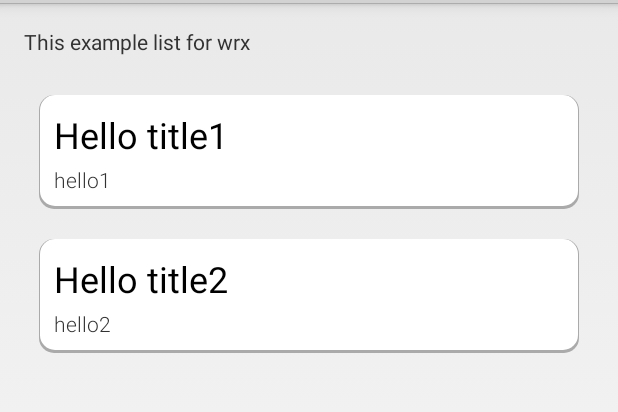
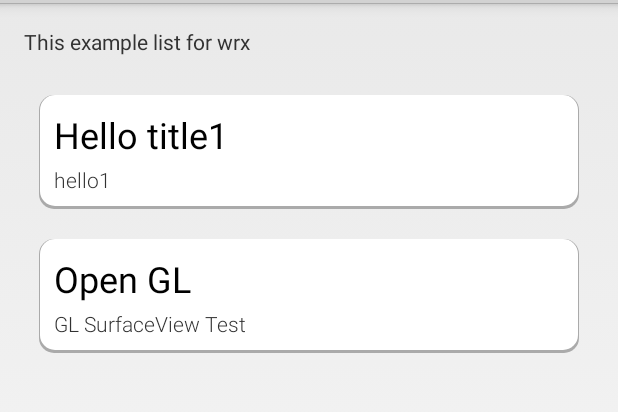
Before and after one commit to wuruixiong/MyTestDemoList, an Android app: the screen it shows after launch (MainActivity), on a phone screen of 412 x 824 dp, the part 69-481 px from its top. Run offline under Robolectric (Android 15) with nearby library versions, the phone set to English and light mode, and no system bars.

Commit message:
add gl test

```diff
--- a/app/src/main/java/com/wrx/mytest/MainActivity.java
+++ b/app/src/main/java/com/wrx/mytest/MainActivity.java
@@ -13,9 +13,6 @@ import android.widget.GridView;
 import android.widget.TextView;
 
 
-/**
- * A simple launcher activity offering access to the individual samples in this project.
- */
 public class MainActivity extends Activity implements AdapterView.OnItemClickListener {
     private Sample[] mSamples;
     private GridView mGridView;
@@ -27,10 +24,9 @@ public class MainActivity extends Activity implements AdapterView.OnItemClickLis
         // Prepare list of samples in this dashboard.
         mSamples = new Sample[]{
                 new Sample("Hello title1", "hello1",
-                        TestActivity1.class),
-                new Sample("Hello title2", "hello2",
-                        TestActivity2.class),
-
+                        TestActivity.class),
+                new Sample("Open GL", "GL SurfaceView Test",
+                        GLSurActivity.class),
         };
 
         // Prepare the GridView
--- a/app/src/main/java/com/wrx/mytest/TestActivity2.java
+++ b/app/src/main/java/com/wrx/mytest/TestActivity.java
@@ -8,13 +8,13 @@ import android.widget.TextView;
  * Created by Administrator on 2017/5/5.
  */
 
-public class TestActivity2 extends Activity{
+public class TestActivity extends Activity{
 
     @Override
     protected void onCreate(Bundle savedInstanceState) {
         super.onCreate(savedInstanceState);
         TextView textView = new TextView(this);
-        textView.setText("Hello2");
+        textView.setText("Hello Test");
         setContentView(textView);
     }
 
--- a/app/src/main/res/layout/activity_main.xml
+++ b/app/src/main/res/layout/activity_main.xml
@@ -1,19 +1,3 @@
-<!--
-  Copyright 2013 The Android Open Source Project
-
-  Licensed under the Apache License, Version 2.0 (the "License");
-  you may not use this file except in compliance with the License.
-  You may obtain a copy of the License at
-
-      http://www.apache.org/licenses/LICENSE-2.0
-
-  Unless required by applicable law or agreed to in writing, software
-  distributed under the License is distributed on an "AS IS" BASIS,
-  WITHOUT WARRANTIES OR CONDITIONS OF ANY KIND, either express or implied.
-  See the License for the specific language governing permissions and
-  limitations under the License.
-  -->
-
 <LinearLayout xmlns:android="http://schemas.android.com/apk/res/android"
     android:layout_width="match_parent"
     android:layout_height="match_parent"
```
Also changed, not shown: app/src/main/AndroidManifest.xml (+9 -2 lines), app/src/main/java/com/wrx/mytest/GLSurActivity.java (added, +19 -0 lines), app/src/main/java/com/wrx/mytest/TestActivity1.java (deleted, +0 -21 lines), app/src/main/java/com/wrx/mytest/view/MyGLRenderer.java (added, +57 -0 lines), app/src/main/java/com/wrx/mytest/view/MyGLSurfaceView.java (added, +31 -0 lines), app/src/main/java/com/wrx/mytest/view/Triangle.java (added, +106 -0 lines), app/src/main/res/layout/activity_gl_sur.xml (added, +11 -0 lines).
